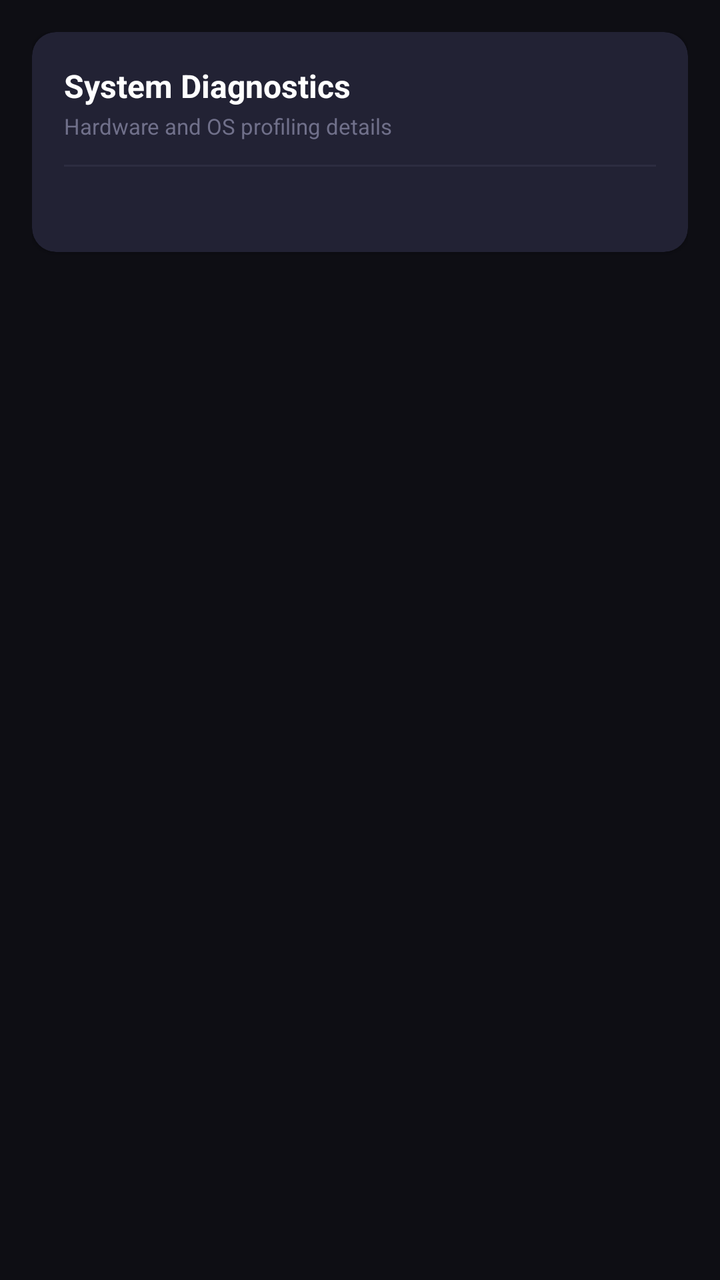
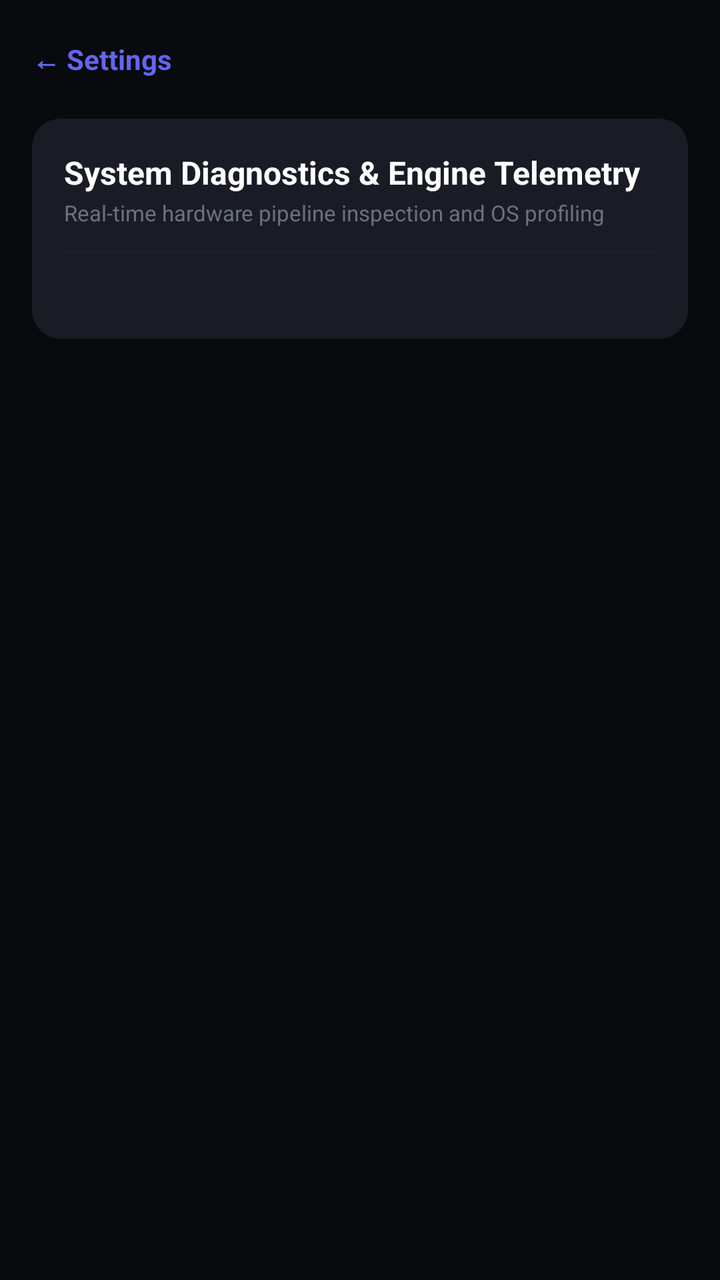

Two renders of the same Android screen: before a commit and after it. Below are the layout's source before the change and the commit's diff.
<!-- AndroidManifest.xml: application theme Theme.FairyLive -->
<!-- res/layout/fragment_diagnostics.xml -->
<?xml version="1.0" encoding="utf-8"?>
<ScrollView xmlns:android="http://schemas.android.com/apk/res/android"
    xmlns:app="http://schemas.android.com/apk/res-auto"
    android:layout_width="match_parent"
    android:layout_height="match_parent"
    android:background="@color/bg_primary"
    android:fillViewport="true">

    <LinearLayout
        android:layout_width="match_parent"
        android:layout_height="wrap_content"
        android:orientation="vertical"
        android:padding="16dp">

        <androidx.cardview.widget.CardView
            android:layout_width="match_parent"
            android:layout_height="wrap_content"
            android:layout_marginBottom="16dp"
            app:cardBackgroundColor="@color/bg_card"
            app:cardCornerRadius="12dp"
            app:cardElevation="2dp">

            <LinearLayout
                android:layout_width="match_parent"
                android:layout_height="wrap_content"
                android:orientation="vertical"
                android:padding="16dp">

                <TextView
                    android:layout_width="wrap_content"
                    android:layout_height="wrap_content"
                    android:text="System Diagnostics"
                    android:textColor="@color/text_primary"
                    android:textSize="16sp"
                    android:textStyle="bold" />

                <TextView
                    android:layout_width="wrap_content"
                    android:layout_height="wrap_content"
                    android:layout_marginTop="2dp"
                    android:text="Hardware and OS profiling details"
                    android:textColor="@color/text_muted"
                    android:textSize="11sp" />

                <View
                    android:layout_width="match_parent"
                    android:layout_height="1dp"
                    android:layout_marginVertical="12dp"
                    android:background="@color/divider_color" />

                <TextView
                    android:id="@+id/tv_diagnostics_raw"
                    android:layout_width="match_parent"
                    android:layout_height="wrap_content"
                    android:fontFamily="monospace"
                    android:textColor="@color/text_secondary"
                    android:textSize="11sp" />

            </LinearLayout>
        </androidx.cardview.widget.CardView>

    </LinearLayout>
</ScrollView>
<!-- resources referenced by this layout -->
<resources>
  <color name="bg_card">#222234</color>
  <color name="bg_primary">#0E0E14</color>
  <color name="divider_color">#2C2C40</color>
  <color name="text_muted">#70708A</color>
  <color name="text_primary">#FFFFFF</color>
  <color name="text_secondary">#B0B0C8</color>
  <style name="Theme.FairyLive" parent="Theme.MaterialComponents.DayNight.NoActionBar">
          <item name="colorPrimary">@color/fairy_purple</item>
          <item name="colorPrimaryVariant">@color/fairy_purple_dark</item>
          <item name="colorOnPrimary">@color/text_primary</item>
  
          <item name="colorSecondary">@color/fairy_cyan</item>
          <item name="colorSecondaryVariant">@color/fairy_cyan</item>
          <item name="colorOnSecondary">@color/bg_primary</item>
  
          <item name="android:statusBarColor">@color/bg_primary</item>
          <item name="android:navigationBarColor">@color/bg_primary</item>
          <item name="android:windowBackground">@color/bg_primary</item>
      </style>
  <color name="fairy_purple">#7C4DFF</color>
  <color name="fairy_purple_dark">#512DA8</color>
  <color name="fairy_cyan">#00E5FF</color>
</resources>

<!-- the commit's change to res/layout/fragment_diagnostics.xml (unified diff, before → after) -->
@@ -12,13 +12,27 @@
         android:orientation="vertical"
         android:padding="16dp">
 
+        <TextView
+            android:id="@+id/btn_back_from_diagnostics"
+            android:layout_width="wrap_content"
+            android:layout_height="wrap_content"
+            android:layout_marginBottom="16dp"
+            android:background="?attr/selectableItemBackground"
+            android:clickable="true"
+            android:focusable="true"
+            android:paddingVertical="4dp"
+            android:text="← Settings"
+            android:textColor="@color/accent_primary"
+            android:textSize="14sp"
+            android:textStyle="bold" />
+
         <androidx.cardview.widget.CardView
             android:layout_width="match_parent"
             android:layout_height="wrap_content"
             android:layout_marginBottom="16dp"
             app:cardBackgroundColor="@color/bg_card"
-            app:cardCornerRadius="12dp"
-            app:cardElevation="2dp">
+            app:cardCornerRadius="14dp"
+            app:cardElevation="0dp">
 
             <LinearLayout
                 android:layout_width="match_parent"
@@ -29,7 +43,7 @@
                 <TextView
                     android:layout_width="wrap_content"
                     android:layout_height="wrap_content"
-                    android:text="System Diagnostics"
+                    android:text="System Diagnostics &amp; Engine Telemetry"
                     android:textColor="@color/text_primary"
                     android:textSize="16sp"
                     android:textStyle="bold" />
@@ -38,7 +52,7 @@
                     android:layout_width="wrap_content"
                     android:layout_height="wrap_content"
                     android:layout_marginTop="2dp"
-                    android:text="Hardware and OS profiling details"
+                    android:text="Real-time hardware pipeline inspection and OS profiling"
                     android:textColor="@color/text_muted"
                     android:textSize="11sp" />
 
@@ -53,6 +67,7 @@
                     android:layout_width="match_parent"
                     android:layout_height="wrap_content"
                     android:fontFamily="monospace"
+                    android:lineSpacingExtra="3dp"
                     android:textColor="@color/text_secondary"
                     android:textSize="11sp" />
 
<!-- resource entries referenced after the edit -->
@@ -1,26 +1,45 @@
 <!-- resources referenced by this layout -->
 <resources>
-  <color name="bg_card">#222234</color>
-  <color name="bg_primary">#0E0E14</color>
-  <color name="divider_color">#2C2C40</color>
-  <color name="text_muted">#70708A</color>
+  <color name="accent_primary">#6366F1</color>
+  <color name="bg_card">#1A1C25</color>
+  <color name="bg_primary">#090A0E</color>
+  <color name="divider_color">#1E202B</color>
+  <color name="text_muted">#6B7280</color>
   <color name="text_primary">#FFFFFF</color>
-  <color name="text_secondary">#B0B0C8</color>
+  <color name="text_secondary">#9CA3AF</color>
   <style name="Theme.FairyLive" parent="Theme.MaterialComponents.DayNight.NoActionBar">
-          <item name="colorPrimary">@color/fairy_purple</item>
-          <item name="colorPrimaryVariant">@color/fairy_purple_dark</item>
+          <item name="colorPrimary">@color/accent_primary</item>
+          <item name="colorPrimaryVariant">@color/accent_primary_variant</item>
           <item name="colorOnPrimary">@color/text_primary</item>
   
-          <item name="colorSecondary">@color/fairy_cyan</item>
-          <item name="colorSecondaryVariant">@color/fairy_cyan</item>
+          <item name="colorSecondary">@color/accent_primary</item>
+          <item name="colorSecondaryVariant">@color/accent_primary_variant</item>
           <item name="colorOnSecondary">@color/bg_primary</item>
   
           <item name="android:statusBarColor">@color/bg_primary</item>
-          <item name="android:navigationBarColor">@color/bg_primary</item>
+          <item name="android:navigationBarColor">@color/bg_surface</item>
           <item name="android:windowBackground">@color/bg_primary</item>
+  
+          <item name="bottomSheetDialogTheme">@style/Theme.FairyLive.BottomSheetDialog</item>
       </style>
-  <color name="fairy_purple">#7C4DFF</color>
-  <color name="fairy_purple_dark">#512DA8</color>
-  <color name="fairy_cyan">#00E5FF</color>
+  <color name="accent_primary_variant">#4F46E5</color>
+  <color name="bg_surface">#13141B</color>
+  <style name="Theme.FairyLive.BottomSheetDialog" parent="ThemeOverlay.MaterialComponents.BottomSheetDialog">
+          <item name="bottomSheetStyle">@style/FairyBottomSheetStyle</item>
+      </style>
+  <style name="FairyBottomSheetStyle" parent="Widget.MaterialComponents.BottomSheet.Modal">
+          <item name="android:background">@drawable/bg_bottom_sheet</item>
+      </style>
+  <!-- drawable bg_bottom_sheet (drawable) -->
+  <?xml version="1.0" encoding="utf-8"?>
+  <shape xmlns:android="http://schemas.android.com/apk/res/android"
+      android:shape="rectangle">
+      <solid android:color="@color/bg_surface" />
+      <corners
+          android:topLeftRadius="20dp"
+          android:topRightRadius="20dp"
+          android:bottomLeftRadius="0dp"
+          android:bottomRightRadius="0dp" />
+  </shape>
 </resources>
 
